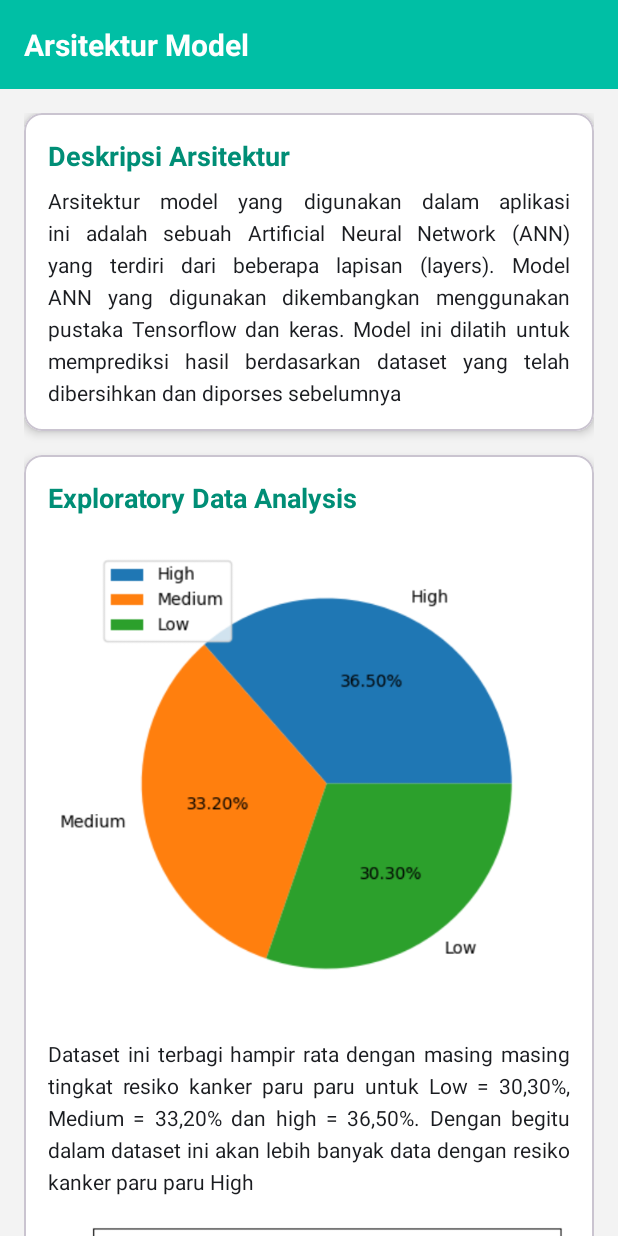
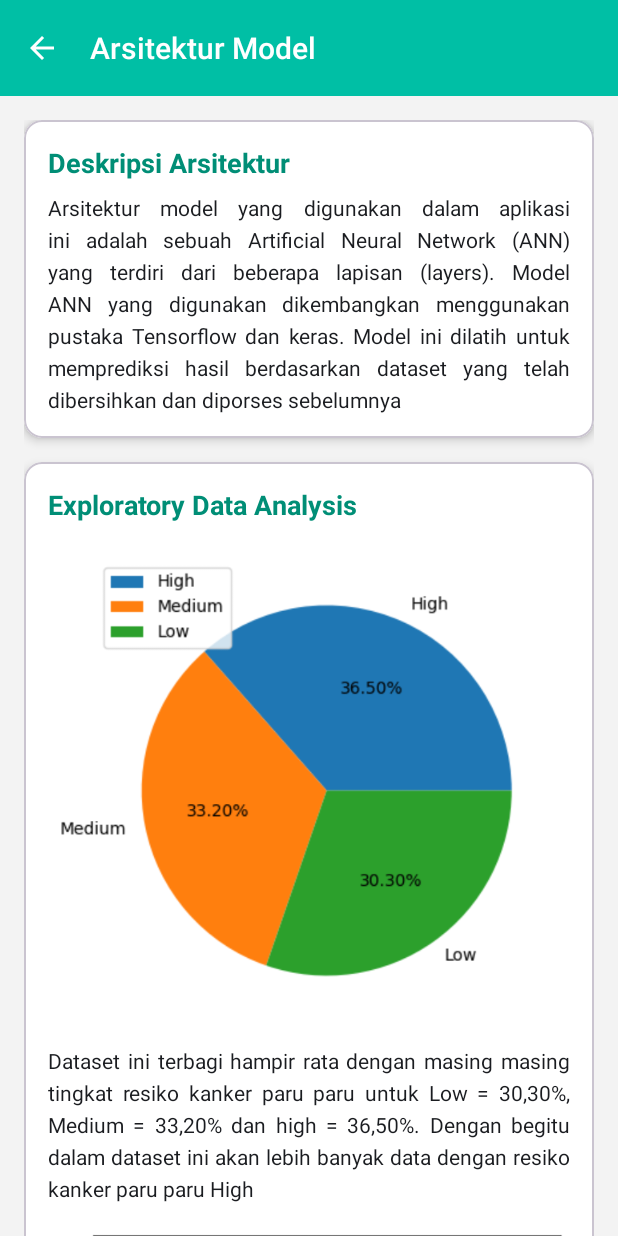
Before and after one commit to Broraps/UAS_ML2_221351112, an Android app: the ArchitectureFragment screen opened through its navigation route, on a phone screen of 412 x 824 dp. Run offline under Robolectric (Android 15) with nearby library versions, the phone set to English and light mode, and no system bars.

Commit message:
menambahkan fitur back pada setiap fragment

```diff
--- a/app/src/main/java/com/raffiargianda/uas_ml2_221351112/AboutFragment.kt
+++ b/app/src/main/java/com/raffiargianda/uas_ml2_221351112/AboutFragment.kt
@@ -25,6 +25,11 @@ class AboutFragment : Fragment() {
     override fun onViewCreated(view: View, savedInstanceState: Bundle?) {
         super.onViewCreated(view, savedInstanceState)
         setupDatasetLink(view)
+
+        val toolbar = view.findViewById<androidx.appcompat.widget.Toolbar>(R.id.topAppBar)
+        toolbar.setNavigationOnClickListener {
+            requireActivity().onBackPressedDispatcher.onBackPressed()
+        }
     }
 
     private fun setupDatasetLink(view: View) {
--- a/app/src/main/java/com/raffiargianda/uas_ml2_221351112/ArchitectureFragment.kt
+++ b/app/src/main/java/com/raffiargianda/uas_ml2_221351112/ArchitectureFragment.kt
@@ -13,4 +13,13 @@ class ArchitectureFragment : Fragment() {
     ): View? {
         return inflater.inflate(R.layout.fragment_architecture, container, false)
     }
+
+    override fun onViewCreated(view: View, savedInstanceState: Bundle?) {
+        super.onViewCreated(view, savedInstanceState)
+
+        val toolbar = view.findViewById<androidx.appcompat.widget.Toolbar>(R.id.topAppBar)
+        toolbar.setNavigationOnClickListener {
+            requireActivity().onBackPressedDispatcher.onBackPressed()
+        }
+    }
 }
--- a/app/src/main/java/com/raffiargianda/uas_ml2_221351112/DatasetFragment.kt
+++ b/app/src/main/java/com/raffiargianda/uas_ml2_221351112/DatasetFragment.kt
@@ -31,6 +31,11 @@ class DatasetFragment : Fragment() {
         super.onViewCreated(view, savedInstanceState)
         val tableLayout = view.findViewById<TableLayout>(R.id.tableLayoutDataset)
         populateTableFromCsv(tableLayout)
+
+        val toolbar = view.findViewById<androidx.appcompat.widget.Toolbar>(R.id.topAppBar)
+        toolbar.setNavigationOnClickListener {
+            requireActivity().onBackPressedDispatcher.onBackPressed()
+        }
     }
 
     private fun populateTableFromCsv(tableLayout: TableLayout) {
--- a/app/src/main/java/com/raffiargianda/uas_ml2_221351112/FeaturesFragment.kt
+++ b/app/src/main/java/com/raffiargianda/uas_ml2_221351112/FeaturesFragment.kt
@@ -26,6 +26,11 @@ class FeaturesFragment : Fragment() {
 
         val adapter = FiturAdapter(daftarFitur)
         recyclerView.adapter = adapter
+
+        val toolbar = view.findViewById<androidx.appcompat.widget.Toolbar>(R.id.topAppBar)
+        toolbar.setNavigationOnClickListener {
+            requireActivity().onBackPressedDispatcher.onBackPressed()
+        }
     }
 
     private fun siapkanData(): List<Fitur> {
--- a/app/src/main/java/com/raffiargianda/uas_ml2_221351112/SimulationFragment.kt
+++ b/app/src/main/java/com/raffiargianda/uas_ml2_221351112/SimulationFragment.kt
@@ -85,6 +85,11 @@ class SimulationFragment : Fragment() {
         initializeViews(view)
         setupSliderListeners()
         checkButton.setOnClickListener { runPrediction() }
+
+        val toolbar = view.findViewById<androidx.appcompat.widget.Toolbar>(R.id.topAppBar)
+        toolbar.setNavigationOnClickListener {
+            requireActivity().onBackPressedDispatcher.onBackPressed()
+        }
     }
 
     private fun runPrediction() {
--- /dev/null
+++ b/app/src/main/res/drawable/ic_back.xml
@@ -0,0 +1,5 @@
+<vector xmlns:android="http://schemas.android.com/apk/res/android" android:autoMirrored="true" android:height="24dp" android:tint="#000000" android:viewportHeight="24" android:viewportWidth="24" android:width="24dp">
+
+    <path android:fillColor="@android:color/white" android:pathData="M20,11H7.83l5.59,-5.59L12,4l-8,8 8,8 1.41,-1.41L7.83,13H20v-2z"/>
+
+</vector>
--- a/app/src/main/res/layout/fragment_architecture.xml
+++ b/app/src/main/res/layout/fragment_architecture.xml
@@ -9,16 +9,17 @@
     android:fitsSystemWindows="true"
     tools:context=".ArchitectureFragment">
 
-    <TextView
-        android:id="@+id/textViewTitle"
+    <com.google.android.material.appbar.MaterialToolbar
+        android:id="@+id/topAppBar"
         android:layout_width="match_parent"
         android:layout_height="wrap_content"
         android:background="@color/brand_teal"
-        android:padding="16dp"
-        android:text="Arsitektur Model"
-        android:textColor="@color/white"
-        android:textSize="20sp"
-        android:textStyle="bold" />
+        android:theme="@style/ThemeOverlay.Material3.Dark.ActionBar"
+        app:navigationIcon="@drawable/ic_back"
+        app:navigationIconTint="@color/white"
+        app:title="Arsitektur Model"
+        app:titleTextColor="@color/white"
+        app:titleTextAppearance="@style/TextAppearance.AppCompat.Widget.ActionBar.Title"/>
 
     <androidx.core.widget.NestedScrollView
         android:layout_width="match_parent"
```
Also changed, not shown: app/src/main/res/layout/fragment_about.xml (+8 -6 lines), app/src/main/res/layout/fragment_dataset.xml (+8 -7 lines), app/src/main/res/layout/fragment_features.xml (+9 -7 lines), app/src/main/res/layout/fragment_simulation.xml (+8 -7 lines).
